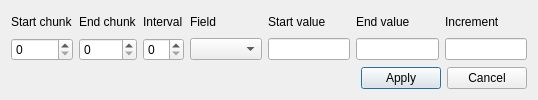
This is TrackEditor/EditSeriesDialog.ui in Zizin13/Roller as Qt 5 draws it before an edit. The edited form follows.
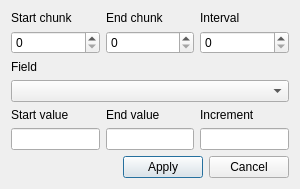
This is the edited form.

Commit message: rearrange dialog elements

```diff
--- a/TrackEditor/EditSeriesDialog.ui
+++ b/TrackEditor/EditSeriesDialog.ui
@@ -6,7 +6,7 @@
    <rect>
     <x>0</x>
     <y>0</y>
-    <width>538</width>
+    <width>300</width>
     <height>100</height>
    </rect>
   </property>
@@ -76,7 +76,11 @@
        </property>
       </widget>
      </item>
-     <item row="0" column="3">
+    </layout>
+   </item>
+   <item>
+    <layout class="QGridLayout" name="gridLayout2">
+     <item row="0" column="0">
       <widget class="QLabel" name="lblField">
        <property name="text">
         <string>Field</string>
@@ -86,13 +90,17 @@
        </property>
       </widget>
      </item>
-     <item row="1" column="3">
+     <item row="1" column="0">
       <widget class="QComboBox" name="cbField">
        <property name="editable">
         <bool>false</bool>
        </property>
       </widget>
      </item>
+    </layout>
+   </item>
+   <item>
+    <layout class="QGridLayout" name="gridLayout3">
      <item row="0" column="4">
       <widget class="QLabel" name="lblStartValue">
        <property name="text">
```
Left out of the diff: 2 changed lines with no effect on the pictures.
